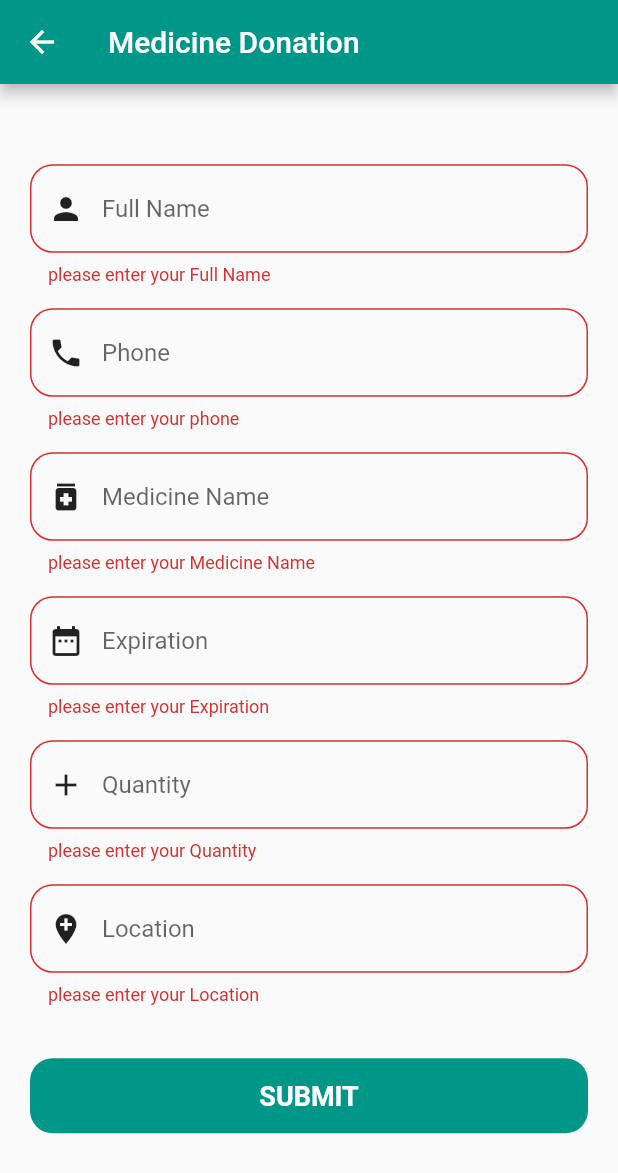
After one commit to Mohamed-Mamoun/Dawak-3lyna, a Flutter app: the DonerScreen screen opened directly, after a tap on "SUBMIT", on a phone screen of 412 x 824 dp. The commit adds this screen. Shown: the top 1173 px of the screen. Run offline on Flutter 3.47's test engine with Material 2 defaults, Android fonts, the phone set to English and light mode, and no system bars; our stand-ins replace flutter_bloc, smooth_page_indicator.

Commit message:
create doner screen and some change

```diff
--- a/lib/main.dart
+++ b/lib/main.dart
@@ -1,4 +1,5 @@
 import 'package:dawak_3lyna/modules/Signup/Signup_Screen.dart';
+import 'package:dawak_3lyna/modules/doner/doner_screen.dart';
 import 'package:dawak_3lyna/modules/login/login_screen.dart';
 import 'package:dawak_3lyna/modules/mainPage/main_page_screen.dart';
 import 'package:dawak_3lyna/modules/on_boarding/on_boarding_screen.dart';
@@ -21,7 +22,7 @@ class MyApp extends StatelessWidget {
       theme: ThemeData(
         primarySwatch: myColor,
       ),
-      home: const OnBoardingScreen(),
+      home:  const OnBoardingScreen(),
     );
   }
 }
--- /dev/null
+++ b/lib/modules/doner/doner_screen.dart
@@ -0,0 +1,159 @@
+import 'package:dawak_3lyna/shared/components/components.dart';
+import 'package:dawak_3lyna/shared/styles/colors.dart';
+import 'package:flutter/material.dart';
+import 'package:intl/intl.dart';
+
+class DonerScreen extends StatelessWidget {
+  var formKey = GlobalKey<FormState>();
+  var emailController = TextEditingController();
+  var passwordController = TextEditingController();
+  var dateController = TextEditingController();
+
+  @override
+  Widget build(BuildContext context) {
+    return Scaffold(
+      appBar: AppBar(
+        title: Text('Medicine Donation'),
+      ),
+      body: Center(
+        child: SingleChildScrollView(
+          child: Padding(
+            padding: const EdgeInsets.all(20.0),
+            child: Form(
+              key: formKey,
+              child: Column(
+                crossAxisAlignment: CrossAxisAlignment.start,
+                children: [
+                  SizedBox(
+                    height: 15.0,
+                  ),
+                  defaultFormField(
+                    controller: emailController,
+                    hint: 'Full Name',
+                    type: TextInputType.name,
+                    prefix: Icons.person,
+                    isReadOnly: false,
+                    validate: (String valaue) {
+                      if (valaue.isEmpty) {
+                        return 'please enter your Full Name';
+                      }
+                    },
+                  ),
+                  SizedBox(
+                    height: 15.0,
+                  ),
+                  defaultFormField(
+                    controller: emailController,
+                    hint: 'Phone',
+                    type: TextInputType.phone,
+                    prefix: Icons.phone,
+                    isReadOnly: false,
+                    validate: (String valaue) {
+                      if (valaue.isEmpty) {
+                        return 'please enter your phone';
+                      }
+                    },
+                  ),
+                  SizedBox(
+                    height: 15.0,
+                  ),
+                  defaultFormField(
+                    controller: emailController,
+                    hint: 'Medicine Name',
+                    type: TextInputType.text,
+                    prefix: Icons.medication,
+                    isReadOnly: false,
+                    validate: (String valaue) {
+                      if (valaue.isEmpty) {
+                        return 'please enter your Medicine Name';
+                      }
+                    },
+                  ),
+                  SizedBox(
+                    height: 15.0,
+                  ),
+                  defaultFormField(
+                    controller: emailController,
+                    hint: 'Expiration',
+                    type: TextInputType.text,
+                    prefix: Icons.date_range,
+                    isReadOnly: false,
+                    validate: (String valaue) {
+                      if (valaue.isEmpty) {
+                        return 'please enter your Expiration';
+                      }
+                    },
+                    onTap: () {
+                      showDatePicker(
+                        context: context,
+                        initialDate: DateTime.now(),
+                        firstDate: DateTime.now(),
+                        lastDate: DateTime.parse('2025-11-03'),
+                      ).then((value) => {
+                            // dateController.text = value.
+                            print(DateFormat.yMMMd().format(value)),
+                            dateController.text =
+                                DateFormat.yMMMd().format(value),
+                          });
+                      ;
+                    },
+                  ),
+                  SizedBox(
+                    height: 15.0,
+                  ),
+                  defaultFormField(
+                    controller: emailController,
+                    hint: 'Quantity',
+                    type: TextInputType.number,
+                    prefix: Icons.add,
+                    isReadOnly: false,
+                    validate: (String valaue) {
+                      if (valaue.isEmpty) {
+                        return 'please enter your Quantity';
+                      }
+                    },
+                  ),
+                  SizedBox(
+                    height: 15.0,
+                  ),
+                  defaultFormField(
+                    controller: emailController,
+                    hint: 'Location',
+                    type: TextInputType.text,
+                    prefix: Icons.add_location,
+                    isReadOnly: false,
+                    validate: (String valaue) {
+                      if (valaue.isEmpty) {
+                        return 'please enter your Location';
+                      }
+                    },
+                  ),
+                  SizedBox(
+                    height: 15.0,
+                  ),
+                  const SizedBox(
+                    height: 20.0,
+                  ),
+                  defaultButton(
+                    background: myColor,
+                    radius: 15.0,
+                    function: () {
+                      if (formKey.currentState.validate()) {}
+                    },
+                    text: 'submit',
+                  ),
+                  SizedBox(
+                    height: 15.0,
+                  ),
+                  SizedBox(
+                    height: 15.0,
+                  ),
+                ],
+              ),
+            ),
+          ),
+        ),
+      ),
+    );
+  }
+}
--- a/lib/modules/login/login_screen.dart
+++ b/lib/modules/login/login_screen.dart
@@ -44,7 +44,7 @@ class LoginScreen extends StatelessWidget {
                         ),
                         defaultFormField(
                           controller: emailController,
-                          hint: 'Email',
+                          hint: 'Email / Phone',
                           type: TextInputType.emailAddress,
                           prefix: Icons.email_outlined,
                           isReadOnly: false,
--- a/lib/modules/mainPage/main_page_screen.dart
+++ b/lib/modules/mainPage/main_page_screen.dart
@@ -1,3 +1,4 @@
+import 'package:dawak_3lyna/modules/doner/doner_screen.dart';
 import 'package:dawak_3lyna/modules/login/login_screen.dart';
 import 'package:dawak_3lyna/shared/components/components.dart';
 import 'package:flutter/material.dart';
@@ -8,7 +9,7 @@ class MainPageScreen extends StatelessWidget {
   @override
   Widget build(BuildContext context) {
     return Scaffold(
-       appBar: AppBar(),
+      appBar: AppBar(),
       body: SafeArea(
         child: Center(
           child: Column(
@@ -49,7 +50,12 @@ class MainPageScreen extends StatelessWidget {
               ),
               defaultButton(
                 width: 200,
-                function: () {},
+                function: () {
+                  navigatTo(
+                    context,
+                    DonerScreen(),
+                  );
+                },
                 text: 'doner',
               ),
             ],
--- a/pubspec.yaml
+++ b/pubspec.yaml
@@ -34,6 +34,7 @@ dependencies:
   # The following adds the Cupertino Icons font to your application.
   # Use with the CupertinoIcons class for iOS style icons.
   cupertino_icons: ^1.0.2
+  intl: ^0.17.0
   bloc: ^8.0.1
   flutter_bloc: ^8.0.0
   smooth_page_indicator: ^0.2.0
```
Also changed, not shown: pubspec.lock.
